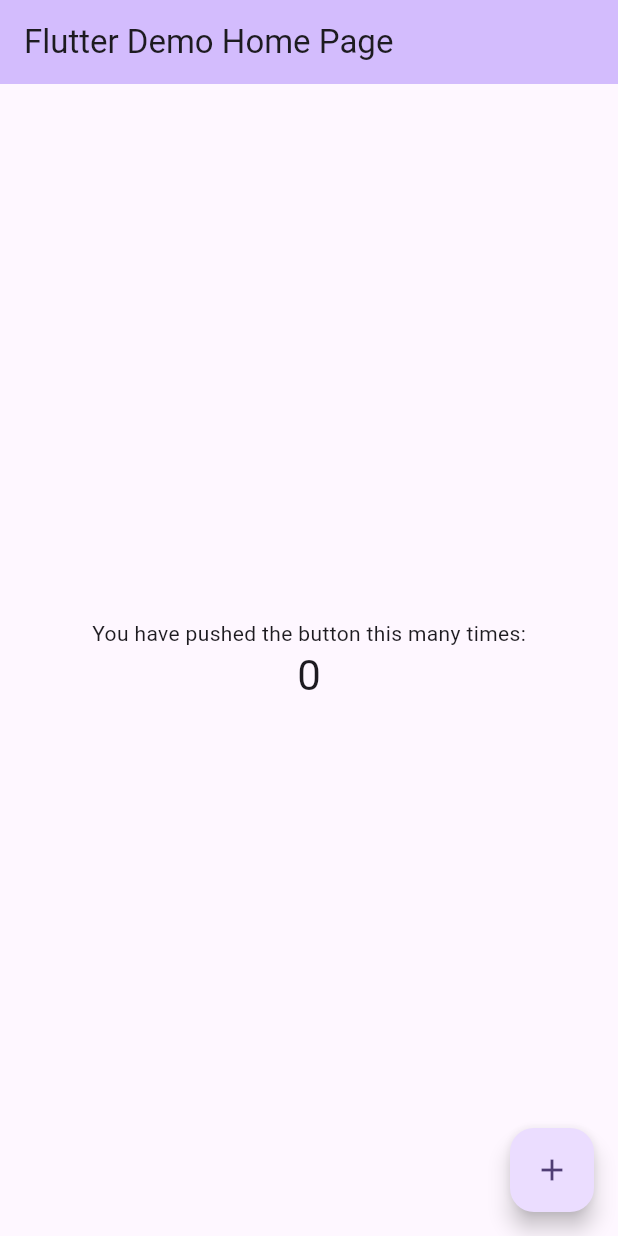
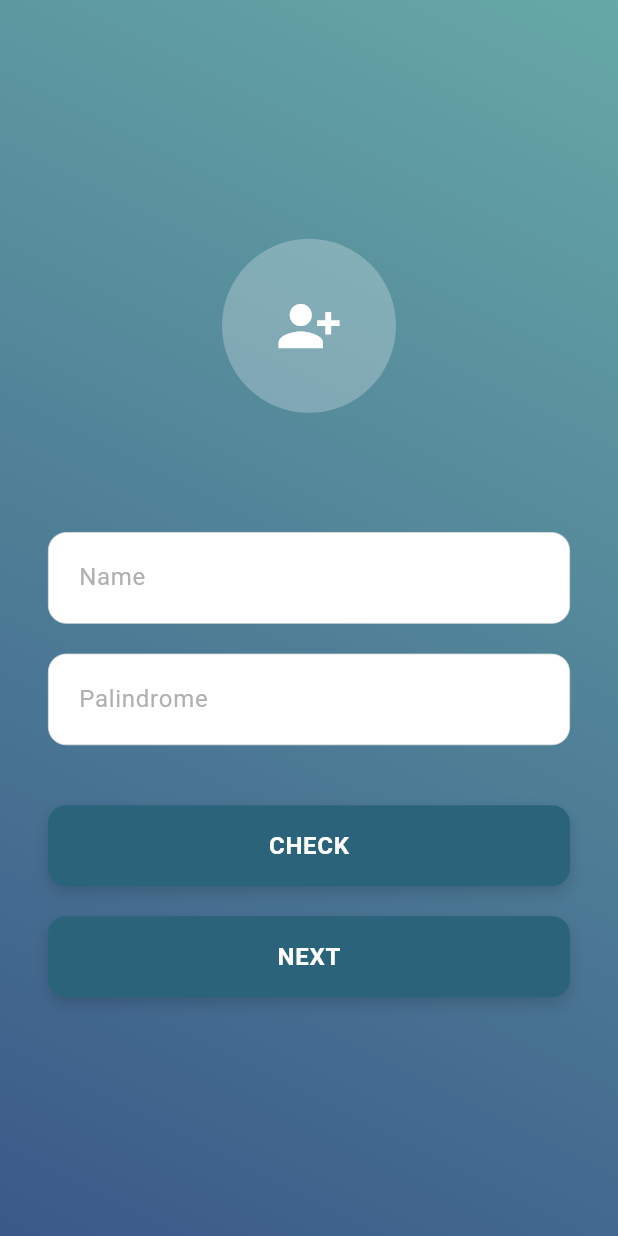
Before and after one commit to syauqiarman/threescr, a Flutter app: the screen it shows after launch, on a phone screen of 412 x 824 dp. Run offline on Flutter 3.47's test engine with Material 3 defaults, Android fonts, the phone set to English and light mode, and no system bars.

Commit message:
[GREEN] implementation of palindrome

```diff
--- a/lib/main.dart
+++ b/lib/main.dart
@@ -1,4 +1,5 @@
 import 'package:flutter/material.dart';
+import 'package:threescr/palindrome/views/palindrome_view.dart';
 
 void main() {
   runApp(const MyApp());
@@ -7,119 +8,15 @@ void main() {
 class MyApp extends StatelessWidget {
   const MyApp({super.key});
 
-  // This widget is the root of your application.
   @override
   Widget build(BuildContext context) {
     return MaterialApp(
       title: 'Flutter Demo',
       theme: ThemeData(
-        // This is the theme of your application.
-        //
-        // TRY THIS: Try running your application with "flutter run". You'll see
-        // the application has a blue toolbar. Then, without quitting the app,
-        // try changing the seedColor in the colorScheme below to Colors.green
-        // and then invoke "hot reload" (save your changes or press the "hot
-        // reload" button in a Flutter-supported IDE, or press "r" if you used
-        // the command line to start the app).
-        //
-        // Notice that the counter didn't reset back to zero; the application
-        // state is not lost during the reload. To reset the state, use hot
-        // restart instead.
-        //
-        // This works for code too, not just values: Most code changes can be
-        // tested with just a hot reload.
-        colorScheme: ColorScheme.fromSeed(seedColor: Colors.deepPurple),
+        colorScheme: ColorScheme.fromSeed(seedColor: Colors.indigo),
         useMaterial3: true,
       ),
-      home: const MyHomePage(title: 'Flutter Demo Home Page'),
+      home: const PalindromeView(),
     );
   }
 }
-
-class MyHomePage extends StatefulWidget {
-  const MyHomePage({super.key, required this.title});
-
-  // This widget is the home page of your application. It is stateful, meaning
-  // that it has a State object (defined below) that contains fields that affect
-  // how it looks.
-
-  // This class is the configuration for the state. It holds the values (in this
-  // case the title) provided by the parent (in this case the App widget) and
-  // used by the build method of the State. Fields in a Widget subclass are
-  // always marked "final".
-
-  final String title;
-
-  @override
-  State<MyHomePage> createState() => _MyHomePageState();
-}
-
-class _MyHomePageState extends State<MyHomePage> {
-  int _counter = 0;
-
-  void _incrementCounter() {
-    setState(() {
-      // This call to setState tells the Flutter framework that something has
-      // changed in this State, which causes it to rerun the build method below
-      // so that the display can reflect the updated values. If we changed
-      // _counter without calling setState(), then the build method would not be
-      // called again, and so nothing would appear to happen.
-      _counter++;
-    });
-  }
-
-  @override
-  Widget build(BuildContext context) {
-    // This method is rerun every time setState is called, for instance as done
-    // by the _incrementCounter method above.
-    //
-    // The Flutter framework has been optimized to make rerunning build methods
-    // fast, so that you can just rebuild anything that needs updating rather
-    // than having to individually change instances of widgets.
-    return Scaffold(
-      appBar: AppBar(
-        // TRY THIS: Try changing the color here to a specific color (to
-        // Colors.amber, perhaps?) and trigger a hot reload to see the AppBar
-        // change color while the other colors stay the same.
-        backgroundColor: Theme.of(context).colorScheme.inversePrimary,
-        // Here we take the value from the MyHomePage object that was created by
-        // the App.build method, and use it to set our appbar title.
-        title: Text(widget.title),
-      ),
-      body: Center(
-        // Center is a layout widget. It takes a single child and positions it
-        // in the middle of the parent.
-        child: Column(
-          // Column is also a layout widget. It takes a list of children and
-          // arranges them vertically. By default, it sizes itself to fit its
-          // children horizontally, and tries to be as tall as its parent.
-          //
-          // Column has various properties to control how it sizes itself and
-          // how it positions its children. Here we use mainAxisAlignment to
-          // center the children vertically; the main axis here is the vertical
-          // axis because Columns are vertical (the cross axis would be
-          // horizontal).
-          //
-          // TRY THIS: Invoke "debug painting" (choose the "Toggle Debug Paint"
-          // action in the IDE, or press "p" in the console), to see the
-          // wireframe for each widget.
-          mainAxisAlignment: MainAxisAlignment.center,
-          children: <Widget>[
-            const Text(
-              'You have pushed the button this many times:',
-            ),
-            Text(
-              '$_counter',
-              style: Theme.of(context).textTheme.headlineMedium,
-            ),
-          ],
-        ),
-      ),
-      floatingActionButton: FloatingActionButton(
-        onPressed: _incrementCounter,
-        tooltip: 'Increment',
-        child: const Icon(Icons.add),
-      ), // This trailing comma makes auto-formatting nicer for build methods.
-    );
-  }
-}
--- /dev/null
+++ b/lib/palindrome/models/palindrome_model.dart
@@ -0,0 +1,31 @@
+class PalindromeModel {
+  final String name;
+  final String sentence;
+  final bool isPalindrome;
+
+  const PalindromeModel({
+    required this.name,
+    required this.sentence,
+    required this.isPalindrome,
+  });
+
+  factory PalindromeModel.empty() {
+    return const PalindromeModel(
+      name: '',
+      sentence: '',
+      isPalindrome: false,
+    );
+  }
+
+  PalindromeModel copyWith({
+    String? name,
+    String? sentence,
+    bool? isPalindrome,
+  }) {
+    return PalindromeModel(
+      name: name ?? this.name,
+      sentence: sentence ?? this.sentence,
+      isPalindrome: isPalindrome ?? this.isPalindrome,
+    );
+  }
+}
--- /dev/null
+++ b/lib/palindrome/services/palindrome_service.dart
@@ -0,0 +1,43 @@
+class PalindromeService {
+  // Check if text is palindrome
+  static bool isPalindrome(String text) {
+    // Empty string is not considered a palindrome
+    if (text.isEmpty) return false;
+
+    // Remove spaces and convert to lowercase
+    String cleanText = text.toLowerCase().replaceAll(' ', '');
+
+    // Check if the string is the same when reversed
+    return cleanText == cleanText.split('').reversed.join('');
+  }
+
+  static String getResultMessage(String sentence) {
+    if (sentence.trim().isEmpty) {
+      return "Please enter a sentence to check";
+    }
+
+    bool result = isPalindrome(sentence);
+    return result ? "isPalindrome" : "not palindrome";
+  }
+
+  // Validate name input
+  static String? validateName(String name) {
+    return name.trim().isEmpty ? "Please enter your name" : null;
+  }
+
+  // Validate sentence input
+  static String? validateSentence(String sentence) {
+    return sentence.trim().isEmpty ? "Please enter a sentence to check" : null;
+  }
+
+  // Process palindrome check and return result message
+  static String processPalindromeCheck(String sentence) {
+    final trimmedSentence = sentence.trim();
+
+    if (trimmedSentence.isEmpty) {
+      return "Please enter a sentence to check";
+    }
+
+    return isPalindrome(trimmedSentence) ? "isPalindrome" : "not palindrome";
+  }
+}
--- /dev/null
+++ b/lib/palindrome/viewmodels/palindrome_viewmodel.dart
@@ -0,0 +1,36 @@
+import 'package:flutter/foundation.dart';
+import '../models/palindrome_model.dart';
+import '../services/palindrome_service.dart';
+
+class PalindromeViewModel extends ChangeNotifier {
+  PalindromeModel _model = PalindromeModel.empty();
+  String _resultMessage = '';
+
+  // Simple getters
+  String get name => _model.name;
+  String get sentence => _model.sentence;
+  String get resultMessage => _resultMessage;
+
+  // Update methods - same as original onChanged
+  void updateName(String name) {
+    _model = _model.copyWith(name: name);
+    notifyListeners();
+  }
+
+  void updateSentence(String sentence) {
+    _model = _model.copyWith(sentence: sentence);
+    notifyListeners();
+  }
+
+  // Check palindrome - same logic as original _checkPalindrome
+  void checkPalindrome() {
+    _resultMessage = PalindromeService.getResultMessage(_model.sentence);
+
+    if (_resultMessage == "isPalindrome" || _resultMessage == "not palindrome") {
+      bool isPalindromeResult = PalindromeService.isPalindrome(_model.sentence);
+      _model = _model.copyWith(isPalindrome: isPalindromeResult);
+    }
+
+    notifyListeners();
+  }
+}
--- /dev/null
+++ b/lib/palindrome/views/palindrome_view.dart
@@ -0,0 +1,191 @@
+import 'package:flutter/material.dart';
+import '../viewmodels/palindrome_viewmodel.dart';
+
+class PalindromeView extends StatefulWidget {
+  const PalindromeView({super.key});
+
+  @override
+  State<PalindromeView> createState() => _PalindromeViewState();
+}
+
+class _PalindromeViewState extends State<PalindromeView> {
+  final TextEditingController _nameController = TextEditingController();
+  final TextEditingController _sentenceController = TextEditingController();
+  late PalindromeViewModel _viewModel;
+
+  @override
+  void initState() {
+    super.initState();
+    _viewModel = PalindromeViewModel();
+    _viewModel.addListener(() => setState(() {}));
+  }
+
+  @override
+  void dispose() {
+    _nameController.dispose();
+    _sentenceController.dispose();
+    _viewModel.dispose();
+    super.dispose();
+  }
+
+  void _showDialog(String message) {
+    showDialog(
+      context: context,
+      builder: (BuildContext context) {
+        return AlertDialog(
+          title: const Text("Result"),
+          content: Text(message),
+          actions: [
+            TextButton(
+              onPressed: () => Navigator.of(context).pop(),
+              child: const Text("OK"),
+            ),
+          ],
+        );
+      },
+    );
+  }
+
+  void _onNextPressed() {
+    ScaffoldMessenger.of(context).showSnackBar(
+      const SnackBar(
+        content: Text("You have pressed the Next button"),
+        duration: Duration(seconds: 2),
+      ),
+    );
+  }
+
+  void _onCheckPressed() {
+    _viewModel.checkPalindrome();
+    _showDialog(_viewModel.resultMessage);
+  }
+
+  @override
+  Widget build(BuildContext context) {
+    return Scaffold(
+      body: _buildBody(),
+    );
+  }
+
+  Widget _buildBody() {
+    return Container(
+      decoration: const BoxDecoration(
+        gradient: LinearGradient(
+          begin: Alignment.topRight,
+          end: Alignment.bottomLeft,
+          colors: [
+            Color(0xFF66A8A7), // Teal
+            Color(0xFF3A5988), // Light blue
+          ],
+        ),
+      ),
+      child: Stack(
+        children: [
+          // Main content
+          SafeArea(
+            child: Padding(
+              padding: const EdgeInsets.symmetric(horizontal: 32.0),
+              child: Column(
+                mainAxisAlignment: MainAxisAlignment.center,
+                crossAxisAlignment: CrossAxisAlignment.stretch,
+                children: [
+                  const Spacer(flex: 2),
+                  _buildProfilePicture(),
+                  const Spacer(flex: 1),
+                  _buildTextField("Name", _nameController, _viewModel.updateName),
+                  const SizedBox(height: 20),
+                  _buildTextField("Palindrome", _sentenceController, _viewModel.updateSentence),
+                  const SizedBox(height: 40),
+                  _buildButton("CHECK", _onCheckPressed),
+                  const SizedBox(height: 20),
+                  _buildButton("NEXT", _onNextPressed),
+                  const Spacer(flex: 2),
+                ],
+              ),
+            ),
+          ),
+        ],
+      ),
+    );
+  }
+
+  Widget _buildProfilePicture() {
+    return Center(
+      child: Container(
+        width: 116,
+        height: 116,
+        decoration: const BoxDecoration(
+          shape: BoxShape.circle,
+          color: Color(0x40FFFFFF), // White dengan alpha 0x40 (25%)
+        ),
+        child: const Icon(
+          Icons.person_add_alt_1,
+          size: 44,
+          color: Colors.white,
+        ),
+      ),
+    );
+  }
+
+  Widget _buildTextField(String hintText, TextEditingController controller, Function(String) onChanged) {
+    return Container(
+      decoration: BoxDecoration(
+        color: Colors.white,
+        borderRadius: BorderRadius.circular(12),
+        border: Border.all(
+          color: const Color(0xFFE2E3E4),
+          width: 0.5,
+        ),
+      ),
+      child: TextField(
+        controller: controller,
+        onChanged: onChanged,
+        decoration: InputDecoration(
+          hintText: hintText,
+          hintStyle: const TextStyle(
+            color: Color(0xFFB0B0B0),
+            fontSize: 16,
+          ),
+          border: InputBorder.none,
+          contentPadding: const EdgeInsets.symmetric(horizontal: 20, vertical: 18),
+        ),
+      ),
+    );
+  }
+
+  Widget _buildButton(String text, VoidCallback onPressed) {
+    return Container(
+      height: 54,
+      decoration: BoxDecoration(
+        color: const Color(0xFF2B637B),
+        borderRadius: BorderRadius.circular(12),
+        boxShadow: const [
+          BoxShadow(
+            color: Color(0x26000000), // Black dengan alpha 0x26 (15%)
+            blurRadius: 8,
+            offset: Offset(0, 4),
+          ),
+        ],
+      ),
+      child: ElevatedButton(
+        onPressed: onPressed,
+        style: ElevatedButton.styleFrom(
+          backgroundColor: Colors.transparent,
+          foregroundColor: Colors.white,
+          shadowColor: Colors.transparent,
+          shape: RoundedRectangleBorder(
+            borderRadius: BorderRadius.circular(12),
+          ),
+        ),
+        child: Text(
+          text,
+          style: const TextStyle(
+            fontSize: 16,
+            fontWeight: FontWeight.w600,
+            letterSpacing: 0.5,
+          ),
+        ),
+      ),
+    );
+  }
+}
```
